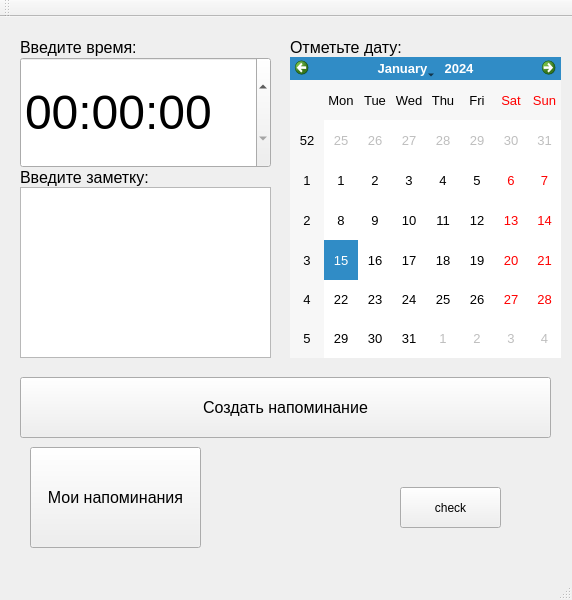
slevinsps/reminder, file mainwindow.ui: the form before one commit.
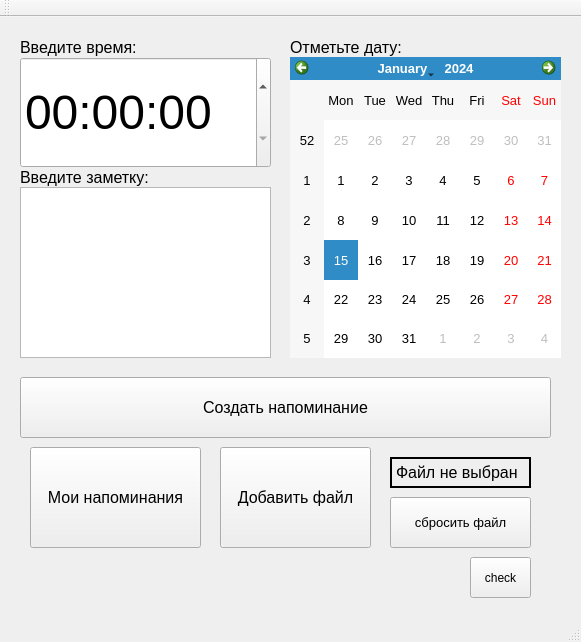
The form after the commit.

Patch:
```diff
--- a/mainwindow.ui
+++ b/mainwindow.ui
@@ -6,8 +6,8 @@
    <rect>
     <x>0</x>
     <y>0</y>
-    <width>572</width>
-    <height>600</height>
+    <width>581</width>
+    <height>642</height>
    </rect>
   </property>
   <property name="windowTitle">
@@ -81,9 +81,9 @@
    <widget class="QPushButton" name="pushButton_2">
     <property name="geometry">
      <rect>
-      <x>400</x>
-      <y>470</y>
-      <width>101</width>
+      <x>470</x>
+      <y>540</y>
+      <width>61</width>
       <height>41</height>
      </rect>
     </property>
@@ -163,6 +163,69 @@
      <string>Введите время:</string>
     </property>
    </widget>
+   <widget class="QPushButton" name="pushButton_3">
+    <property name="geometry">
+     <rect>
+      <x>220</x>
+      <y>430</y>
+      <width>151</width>
+      <height>101</height>
+     </rect>
+    </property>
+    <property name="font">
+     <font>
+      <pointsize>12</pointsize>
+     </font>
+    </property>
+    <property name="text">
+     <string>Добавить файл</string>
+    </property>
+   </widget>
+   <widget class="QLabel" name="label_file">
+    <property name="geometry">
+     <rect>
+      <x>390</x>
+      <y>440</y>
+      <width>141</width>
+      <height>31</height>
+     </rect>
+    </property>
+    <property name="font">
+     <font>
+      <pointsize>12</pointsize>
+     </font>
+    </property>
+    <property name="frameShape">
+     <enum>QFrame::WinPanel</enum>
+    </property>
+    <property name="frameShadow">
+     <enum>QFrame::Plain</enum>
+    </property>
+    <property name="text">
+     <string>Файл не выбран</string>
+    </property>
+    <property name="margin">
+     <number>3</number>
+    </property>
+   </widget>
+   <widget class="QPushButton" name="pushButton_5">
+    <property name="geometry">
+     <rect>
+      <x>390</x>
+      <y>480</y>
+      <width>141</width>
+      <height>51</height>
+     </rect>
+    </property>
+    <property name="font">
+     <font>
+      <pointsize>10</pointsize>
+     </font>
+    </property>
+    <property name="text">
+     <string>сбросить файл</string>
+    </property>
+   </widget>
   </widget>
   <widget class="QMenuBar" name="menuBar">
    <property name="geometry">
```
Left out of the diff: 2 changed lines with no effect on the pictures.
